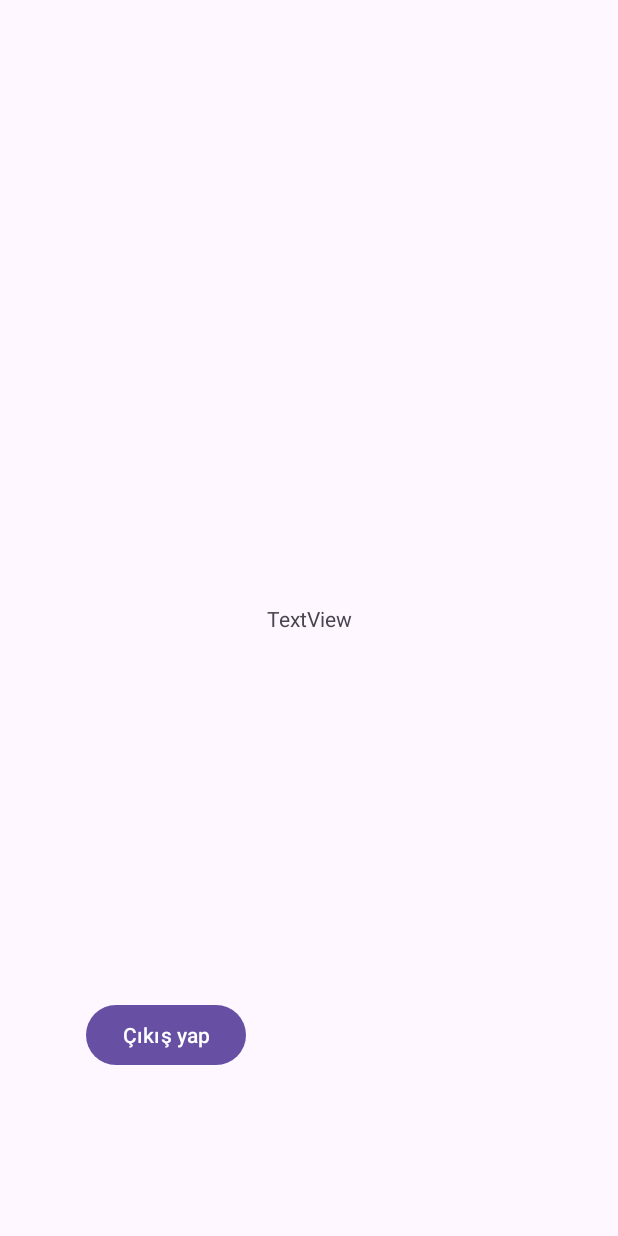
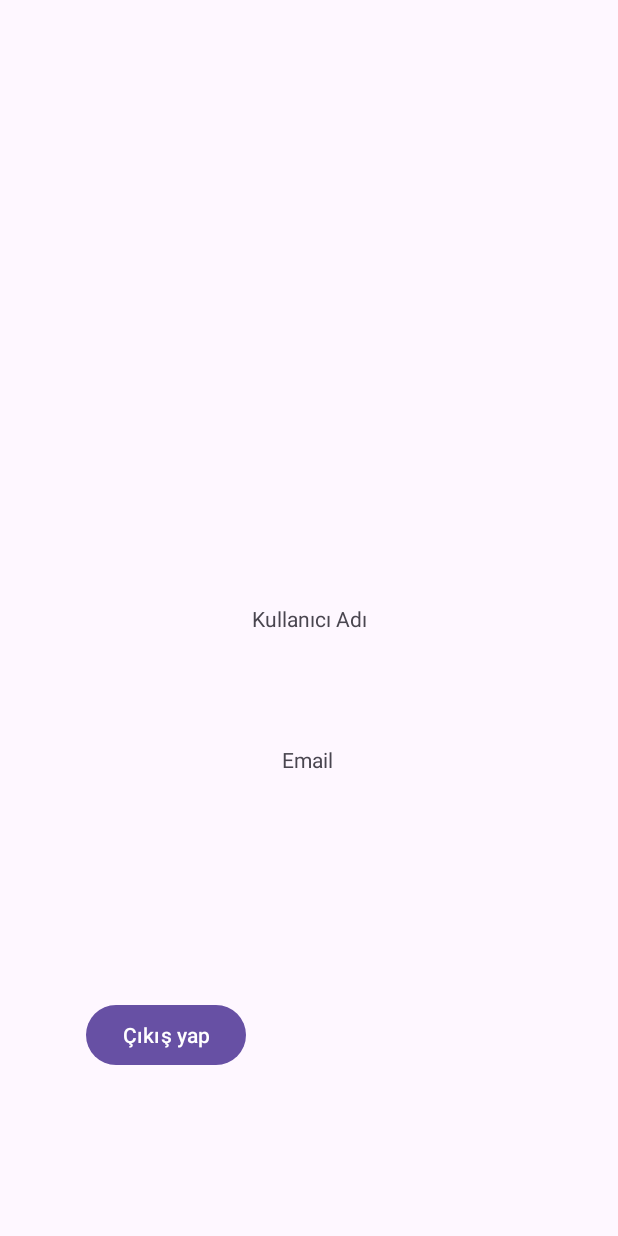
Before and after one commit to HobbyATM/HobbyApp, an Android app: the MainApp screen opened directly, with no data from a screen before it, on a phone screen of 412 x 824 dp. Run offline under Robolectric (Android 15) with nearby library versions, the phone set to English and light mode, and no system bars; our stand-ins replace Firebase (no records; nobody signed in at launch, a user with empty details on screens opened directly).

Commit message:
MainApp get currentuser data

```diff
--- a/app/src/main/java/com/example/hobbyapp/MainApp.kt
+++ b/app/src/main/java/com/example/hobbyapp/MainApp.kt
@@ -5,18 +5,17 @@ import android.content.Intent
 import android.content.SharedPreferences
 import android.os.Bundle
 import android.widget.Toast
-import androidx.activity.enableEdgeToEdge
 import androidx.appcompat.app.AppCompatActivity
-import androidx.core.view.ViewCompat
-import androidx.core.view.WindowInsetsCompat
 import com.example.hobbyapp.databinding.ActivityMainAppBinding
-import com.example.hobbyapp.databinding.ActivitySigninBinding
 import com.google.firebase.auth.FirebaseAuth
+import com.google.firebase.firestore.ktx.firestore
+import com.google.firebase.ktx.Firebase
 
 class MainApp : AppCompatActivity() {
     private lateinit var binding: ActivityMainAppBinding
     private lateinit var firebaseAuth: FirebaseAuth
     private lateinit var sharedPreferences: SharedPreferences
+    private var db = Firebase.firestore
 
     override fun onCreate(savedInstanceState: Bundle?) {
         super.onCreate(savedInstanceState)
@@ -25,7 +24,17 @@ class MainApp : AppCompatActivity() {
 
         sharedPreferences = getSharedPreferences("MyPrefs", Context.MODE_PRIVATE)
         firebaseAuth = FirebaseAuth.getInstance()
-        binding.logoutbutton.setOnClickListener(){
+
+        val uid = sharedPreferences.getString("uid", null)
+
+        Toast.makeText(this, "Kullanıcı ID == $uid", Toast.LENGTH_SHORT).show()
+        if (uid != null) {
+            fetchUserData(uid)
+        } else {
+            Toast.makeText(this, "Kullanıcı ID bulunamadı", Toast.LENGTH_SHORT).show()
+        }
+
+        binding.logoutbutton.setOnClickListener {
             saveLoginStatus(false)
             firebaseAuth.signOut()
             startActivity(Intent(this, SigninActivity::class.java))
@@ -33,6 +42,24 @@ class MainApp : AppCompatActivity() {
             finish()
         }
     }
+
+    private fun fetchUserData(uid: String) {
+        db.collection("User").document(uid).get()
+            .addOnSuccessListener { document ->
+                if (document != null) {
+                    val userName = document.getString("name")
+                    val userEmail = document.getString("email")
+                    binding.userNameTextView.text = userName
+                    binding.userEmailTextView.text = userEmail
+                } else {
+                    Toast.makeText(this, "Belge bulunamadı", Toast.LENGTH_SHORT).show()
+                }
+            }
+            .addOnFailureListener { exception ->
+                Toast.makeText(this, "Veri çekme hatası: ${exception.message}", Toast.LENGTH_SHORT).show()
+            }
+    }
+
     private fun saveLoginStatus(status: Boolean) {
         val editor = sharedPreferences.edit()
         editor.putBoolean("isLoggedIn", status)
--- a/app/src/main/res/layout/activity_main_app.xml
+++ b/app/src/main/res/layout/activity_main_app.xml
@@ -8,14 +8,26 @@
     tools:context=".MainApp">
 
     <TextView
-        android:id="@+id/textView2"
+        android:id="@+id/userNameTextView"
         android:layout_width="wrap_content"
         android:layout_height="wrap_content"
-        android:text="TextView"
+        android:text="Kullanıcı Adı"
         app:layout_constraintBottom_toBottomOf="parent"
         app:layout_constraintEnd_toEndOf="parent"
         app:layout_constraintStart_toStartOf="parent"
         app:layout_constraintTop_toTopOf="parent" />
+
+    <TextView
+        android:id="@+id/userEmailTextView"
+        android:layout_width="wrap_content"
+        android:layout_height="wrap_content"
+        android:text="Email"
+        app:layout_constraintBottom_toBottomOf="parent"
+        app:layout_constraintEnd_toEndOf="parent"
+        app:layout_constraintHorizontal_bias="0.498"
+        app:layout_constraintStart_toStartOf="parent"
+        app:layout_constraintTop_toBottomOf="@+id/userNameTextView"
+        app:layout_constraintVertical_bias="0.195" />
 
     <Button
         android:id="@+id/logoutbutton"
```
Also changed, not shown: app/src/main/java/com/example/hobbyapp/SigninActivity.kt (+17 -18 lines), gradle/libs.versions.toml (+5 -5 lines).
